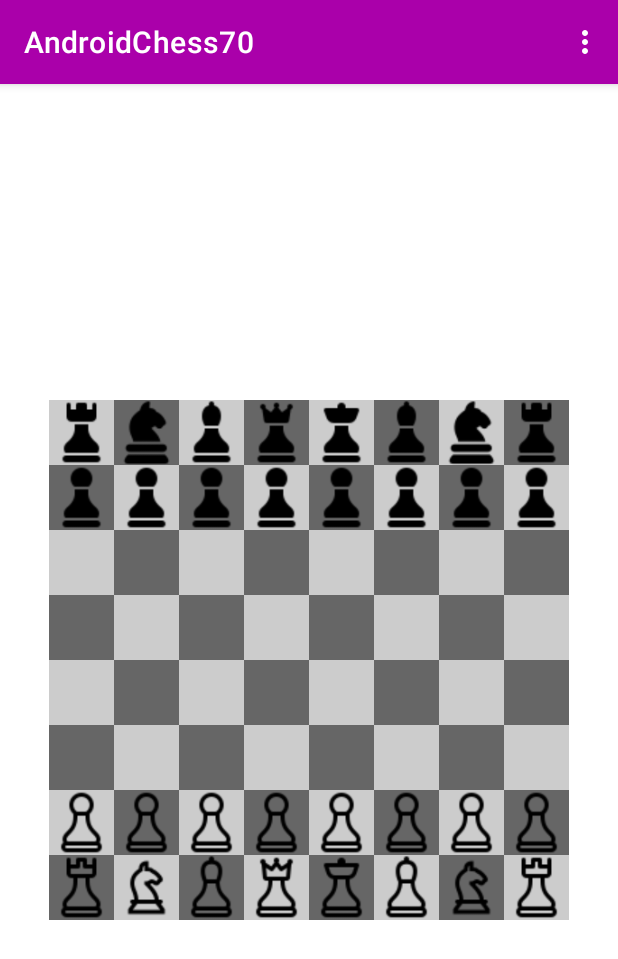
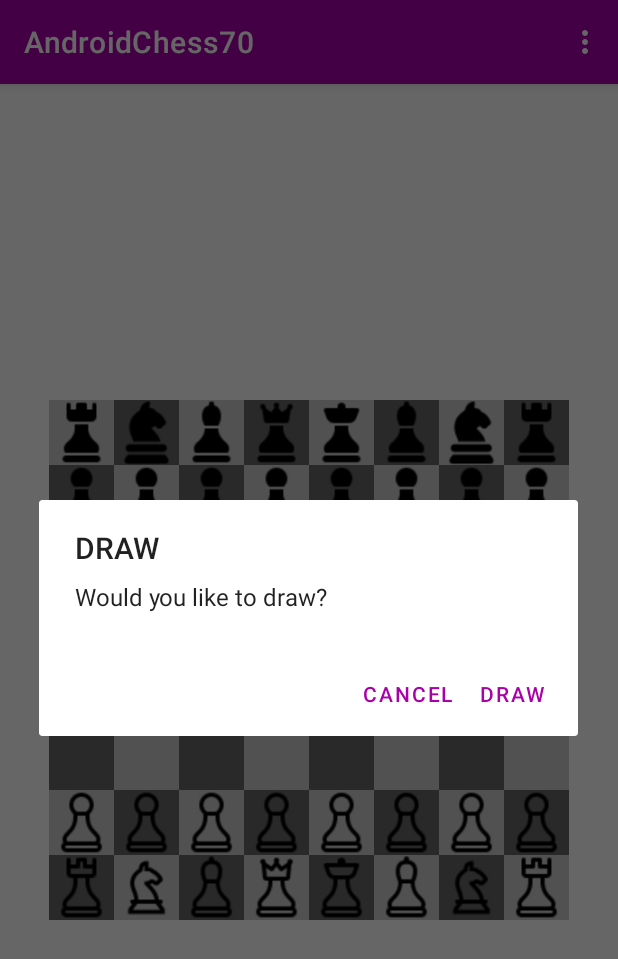
Before and after one commit to jnl27/android70, an Android app: the MainActivity screen opened directly, with no data from a screen before it, in the options menu, after a tap on "Draw", on a phone screen of 412 x 824 dp. Shown: the top 959 px of the screen. Run offline under Robolectric (Android 15) with nearby library versions, the phone set to English and light mode, and no system bars.

Commit message:
draw and resign now work

```diff
--- a/app/src/main/java/com/example/androidchess70/MainActivity.java
+++ b/app/src/main/java/com/example/androidchess70/MainActivity.java
@@ -5,8 +5,10 @@ import androidx.appcompat.app.AppCompatActivity;
 import chess.*;
 import pieces.*;
 
+import android.app.AlertDialog;
 import android.app.Application;
 import android.content.Context;
+import android.content.DialogInterface;
 import android.os.Bundle;
 import android.util.Log;
 import android.view.Menu;
@@ -68,9 +70,34 @@ public class MainActivity extends AppCompatActivity implements View.OnClickListe
                 return true;
             case R.id.resign:
                 Toast.makeText(this, "resign selected", Toast.LENGTH_SHORT).show();
+                if (!whiteTurn) {
+                    gameOver.setText("White Wins!");
+                }else{
+                    gameOver.setText("Black wins!");
+                }
+                gameOver.setVisibility(View.VISIBLE);
+                gameOver();
                 return true;
             case R.id.draw:
                 Toast.makeText(this, "draw selected", Toast.LENGTH_SHORT).show();
+                AlertDialog.Builder builder = new AlertDialog.Builder(this);
+                builder.setMessage(R.string.dialog_message)
+                        .setTitle(R.string.draw);
+
+                builder.setPositiveButton(R.string.draw, new DialogInterface.OnClickListener() {
+                    public void onClick(DialogInterface dialog, int id) {
+                        gameOver.setText(R.string.draw);
+                        gameOver.setVisibility(View.VISIBLE);
+                        gameOver();
+                    }
+                });
+                builder.setNegativeButton(R.string.cancel, new DialogInterface.OnClickListener() {
+                    public void onClick(DialogInterface dialog, int id) {
+                        return;
+                    }
+                });
+                AlertDialog dialog = builder.create();
+                dialog.show();
                 return true;
             default:
                 return super.onOptionsItemSelected(item);
--- a/app/src/main/res/values/strings.xml
+++ b/app/src/main/res/values/strings.xml
@@ -1,3 +1,6 @@
 <resources>
     <string name="app_name">AndroidChess70</string>
+    <string name="draw">DRAW</string>
+    <string name="cancel">cancel</string>
+    <string name="dialog_message">Would you like to draw?</string>
 </resources>
```
